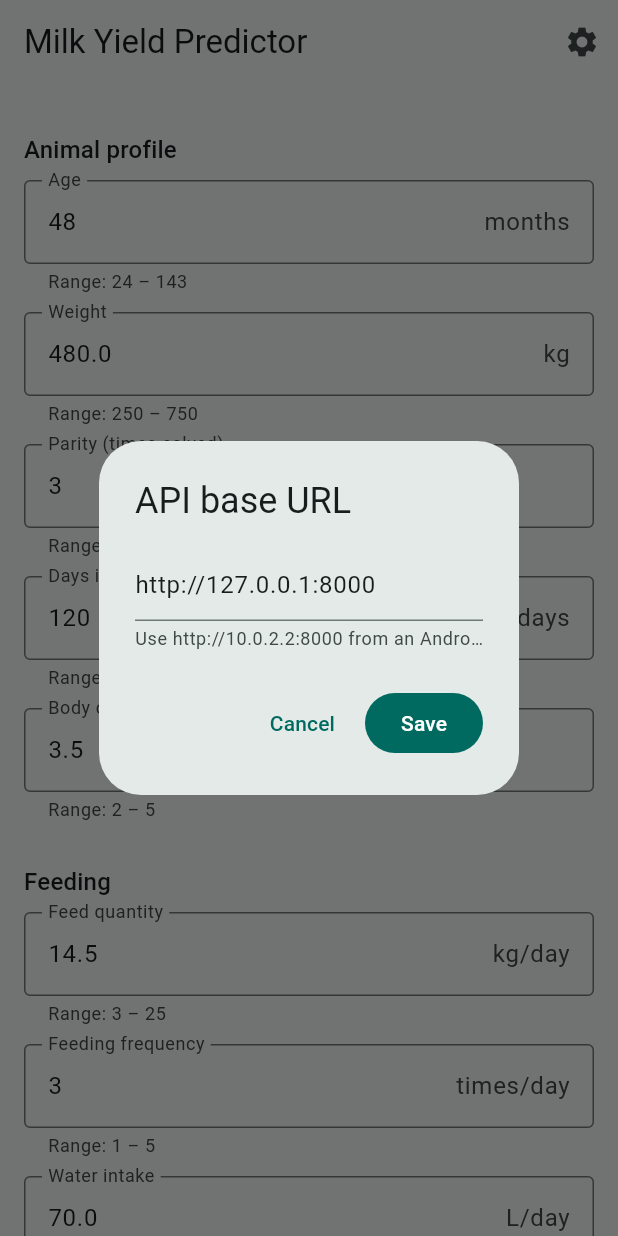
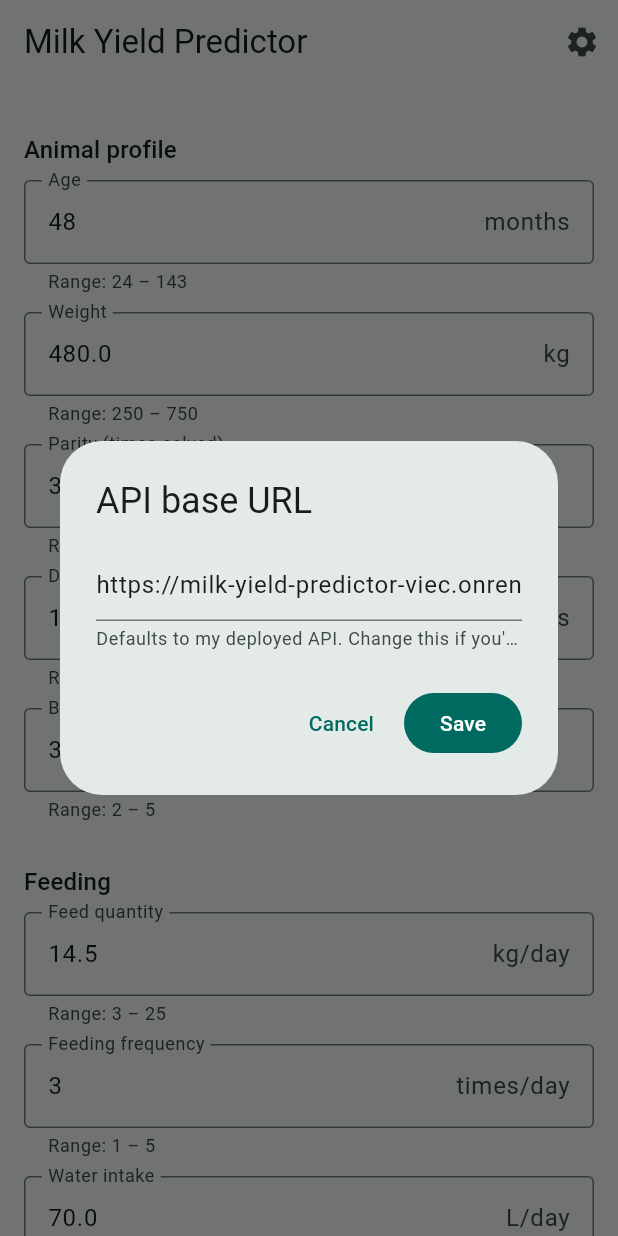
Before and after one commit to nabide63/regression-analysis-summative, a Flutter app: the screen it shows after launch, after a tap on the "settings" icon, on a phone screen of 412 x 824 dp. Run offline on Flutter 3.47's test engine with Material 3 defaults, Android fonts, the phone set to English and light mode, and no system bars.

Commit message:
api endpoint added

```diff
--- a/task3_flutter_app/lib/screens/predict_screen.dart
+++ b/task3_flutter_app/lib/screens/predict_screen.dart
@@ -26,7 +26,9 @@ class _PredictScreenState extends State<PredictScreen> {
   @override
   void initState() {
     super.initState();
-    _baseUrlController = TextEditingController(text: 'http://127.0.0.1:8000');
+    _baseUrlController = TextEditingController(
+      text: 'https://milk-yield-predictor-viec.onrender.com',
+    );
     _api = PredictionApi(baseUrl: _baseUrlController.text);
 
     for (final spec in allNumericFields) {
@@ -62,8 +64,8 @@ class _PredictScreenState extends State<PredictScreen> {
         content: TextField(
           controller: controller,
           decoration: const InputDecoration(
-            hintText: 'http://127.0.0.1:8000',
-            helperText: 'Use http://10.0.2.2:8000 from an Android emulator.',
+            hintText: 'https://milk-yield-predictor-viec.onrender.com',
+            helperText: 'Defaults to my deployed API. Change this if you\'re running the backend locally.',
           ),
           keyboardType: TextInputType.url,
         ),
--- a/task3_flutter_app/lib/services/api_service.dart
+++ b/task3_flutter_app/lib/services/api_service.dart
@@ -10,7 +10,7 @@ class ApiException implements Exception {
   String toString() => message;
 }
 
-/// Thin client for the Task 2 FastAPI service (main.py: POST /predict).
+// Calls my Task 2 API (POST /predict) and returns the predicted yield.
 class PredictionApi {
   String baseUrl;
 
--- a/task3_flutter_app/pubspec.yaml
+++ b/task3_flutter_app/pubspec.yaml
@@ -35,7 +35,7 @@ dependencies:
   # Use with the CupertinoIcons class for iOS style icons.
   cupertino_icons: ^1.0.8
 
-  # HTTP client used to call the Task 2 FastAPI backend.
+  # for calling my Task 2 API
   http: ^1.2.2
 
 dev_dependencies:
```
Also changed, not shown: task3_flutter_app/lib/models/feature_specs.dart (+2 -5 lines), 1 other file.
